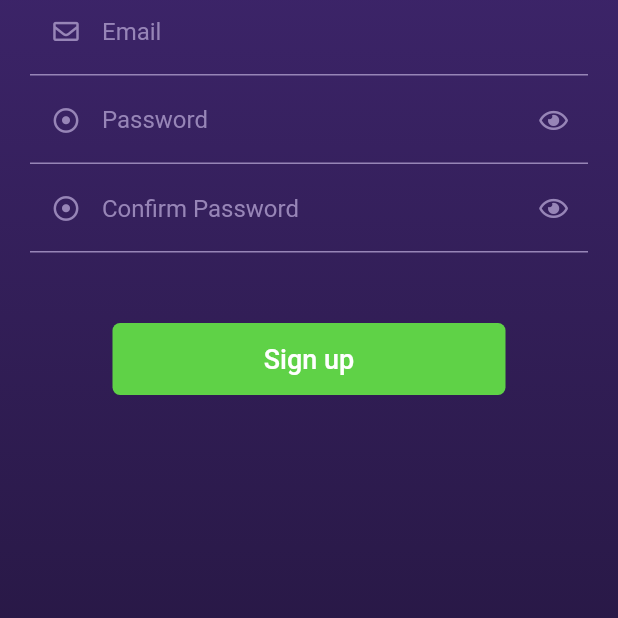
After one commit to lordmen99/stockmanagement-app, a Flutter app: the screen it shows after launch, on a phone screen of 412 x 824 dp, the part 520-1138 px from its top. The commit adds this screen. Run offline on Flutter 3.47's test engine with Material 2 defaults, Android fonts, the phone set to English and light mode, and no system bars; our stand-ins replace flutter_svg, font_awesome_flutter, shared_preferences; Roboto replaces fonts that are missing (Rubik-Light, Rubik-Regular).

Commit message:
added the new folder structor

```diff
--- a/lib/main.dart
+++ b/lib/main.dart
@@ -1,8 +1,8 @@
 import 'package:flutter/material.dart';
 import 'package:flutter/services.dart';
-import 'package:stock_app/pages/register_page.dart';
+import 'package:stock_app/pages/register_page/register_page.dart';
 
-import './pages/splash_screen.dart';
+import 'package:stock_app/pages/splash_page/splash_screen.dart';
 
 void main() {
   runApp(MyApp());
--- a/lib/pages/my_home_page.dart
+++ b/lib/pages/home_page/my_home_page.dart
@@ -1,7 +1,7 @@
 import 'package:flutter/material.dart';
 import 'package:http/http.dart' as http;
 import 'dart:convert';
-import './login_page.dart';
+import 'package:stock_app/pages/login_page/login_page.dart';
 
 class MyHomePage extends StatefulWidget {
 
--- a/lib/pages/login_page.dart
+++ b/lib/pages/login_page/login_page.dart
@@ -1,12 +1,12 @@
 import 'package:flutter/material.dart';
-import '../services/auth_service.dart';
-import './welcome_page.dart';
+import '../../services/auth_service.dart';
+import '../welcome_page/welcome_page.dart';
 import 'package:shared_preferences/shared_preferences.dart';
 
 import 'package:http/http.dart' as http;
 import 'dart:io';
 import 'dart:convert';
-import '../models/json_response.dart';
+import '../../models/json_response.dart';
 import 'package:async/async.dart';
 
 class LoginPage extends StatefulWidget {
--- /dev/null
+++ b/lib/pages/register_page/components/my_cutom_form_component.dart
@@ -0,0 +1,259 @@
+import 'package:flutter/material.dart';
+import 'package:flutter_svg/flutter_svg.dart';
+import 'package:font_awesome_flutter/font_awesome_flutter.dart';
+
+class MyCustomFormPage extends StatelessWidget {
+  @override
+  Widget build(BuildContext context) {
+    return Container(
+      padding: EdgeInsets.all(20),
+      child: ListView(
+        children: <Widget>[
+          Column(
+            children: <Widget>[
+              Container(
+                  margin: EdgeInsets.only(top: 55),
+                  child: SvgPicture.asset(
+                    "assets/logo.svg",
+                    width: 210,
+                    height: 96,
+                  )),
+              Container(
+                margin: EdgeInsets.only(top: 15),
+                child: Text(
+                  "FASTBOX",
+                  style: TextStyle(
+                      fontFamily: "Rubik-Regular",
+                      fontSize: 40,
+                      color: Colors.white),
+                ),
+              ),
+              Container(
+                alignment: Alignment.centerRight,
+                margin: EdgeInsets.only(right: 85),
+                child: Text(
+                  "Lorem ipsum",
+                  style: TextStyle(
+                      fontSize: 18,
+                      color: Color(0xff9785B7),
+                      fontFamily: "Rubik-Light"),
+                ),
+              ),
+            ],
+          ),
+          Container(
+            margin: EdgeInsets.only(top: 25),
+            child: Theme(
+              data: ThemeData(
+                primaryColor: Colors.white,
+//                primaryColorDark: Colors.red,
+              ),
+              child: MyCustomForm(),
+            ),
+          )
+        ],
+      ),
+    );
+  }
+}
+
+class MyCustomForm extends StatefulWidget {
+  @override
+  _MyCustomFormState createState() => _MyCustomFormState();
+}
+
+class _MyCustomFormState extends State<MyCustomForm> {
+  final _formKey = GlobalKey<FormState>();
+  bool _visible = false;
+
+  @override
+  Widget build(BuildContext context) {
+    return Form(
+      key: _formKey,
+      child: Column(
+        children: <Widget>[
+          TextFormField(
+            focusNode: FocusNode(),
+            style: TextStyle(color: Colors.white),
+            validator: (value) {
+              if (value.isEmpty) {
+                return 'Enter some text';
+              }
+              return null;
+            },
+            keyboardType: TextInputType.text,
+            decoration: InputDecoration(
+              focusedBorder: UnderlineInputBorder(
+                borderSide: BorderSide(
+                  color: Colors.white,
+                  width: 1,
+                ),
+              ),
+              border: UnderlineInputBorder(
+                  borderSide: BorderSide(
+                width: 1,
+              )),
+              enabledBorder: UnderlineInputBorder(
+                  borderSide: BorderSide(
+                color: Color(0xff9785B7),
+                width: 1,
+              )),
+              contentPadding: EdgeInsets.all(20),
+              hintText: "Name",
+              hintStyle: TextStyle(color: Color(0xff9785B7)),
+              focusColor: Colors.red,
+              hoverColor: Colors.green,
+              prefixStyle: TextStyle(color: Colors.white),
+              prefixIcon: Icon(
+                FontAwesomeIcons.pen,
+                color: Color(0xff9785B7),
+                size: 17,
+              ),
+            ),
+          ),
+          TextFormField(
+            keyboardType: TextInputType.emailAddress,
+            validator: (value) {
+              if (value.isEmpty) {
+                return 'Enter some text';
+              }
+              return null;
+            },
+            decoration: InputDecoration(
+              focusedBorder: UnderlineInputBorder(
+                borderSide: BorderSide(
+                  color: Colors.white,
+                  width: 1,
+                ),
+              ),
+              border: UnderlineInputBorder(
+                  borderSide: BorderSide(
+                width: 1,
+              )),
+              enabledBorder: UnderlineInputBorder(
+                  borderSide: BorderSide(
+                color: Color(0xff9785B7),
+                width: 1,
+              )),
+              contentPadding: EdgeInsets.all(20),
+              hintText: "Email",
+              hintStyle: TextStyle(color: Color(0xff9785B7)),
+              focusColor: Colors.red,
+              hoverColor: Colors.green,
+              prefixStyle: TextStyle(color: Colors.white),
+              prefixIcon: Icon(
+                FontAwesomeIcons.envelope,
+                color: Color(0xff9785B7),
+                size: 17,
+              ),
+            ),
+            style: TextStyle(color: Colors.white),
+          ),
+          TextFormField(
+            style: TextStyle(color: Colors.white),
+            obscureText: _visible ? false : true,
+            keyboardType: TextInputType.text,
+            validator: (value) {
+              if (value.isEmpty) {
+                return 'Enter some text';
+              }
+              return null;
+            },
+            decoration: InputDecoration(
+              border: UnderlineInputBorder(
+                  borderSide: BorderSide(
+                width: 1,
+              )),
+              enabledBorder: UnderlineInputBorder(
+                  borderSide: BorderSide(
+                color: Color(0xff9785B7),
+                width: 1,
+              )),
+              contentPadding: EdgeInsets.all(20),
+              hintText: "Password",
+              suffixIcon: IconButton(
+                  icon: Icon(
+                    _visible ? FontAwesomeIcons.eyeSlash : FontAwesomeIcons.eye,
+                    color: Color(0xff9785B7),
+                    size: 17,
+                  ),
+                  onPressed: () {
+                    setState(() {
+                      _visible = !_visible;
+                    });
+                  }),
+              hintStyle: TextStyle(color: Color(0xff9785B7)),
+              prefixIcon: Icon(
+                FontAwesomeIcons.dotCircle,
+                color: Color(0xff9785B7),
+                size: 17,
+              ),
+            ),
+          ),
+          TextFormField(
+            style: TextStyle(color: Colors.white),
+            obscureText: _visible ? false : true,
+            keyboardType: TextInputType.text,
+            validator: (value) {
+              if (value.isEmpty) {
+                return 'Enter some text';
+              }
+              return null;
+            },
+            decoration: InputDecoration(
+              border: UnderlineInputBorder(
+                  borderSide: BorderSide(
+                width: 1,
+              )),
+              enabledBorder: UnderlineInputBorder(
+                  borderSide: BorderSide(
+                color: Color(0xff9785B7),
+                width: 1,
+              )),
+              contentPadding: EdgeInsets.all(20),
+              hintText: "Confirm Password",
+              suffixIcon: IconButton(
+                  icon: Icon(
+                    _visible ? FontAwesomeIcons.eyeSlash : FontAwesomeIcons.eye,
+                    color: Color(0xff9785B7),
+                    size: 17,
+                  ),
+                  onPressed: () {
+                    setState(() {
+                      _visible = !_visible;
+                    });
+                  }),
+              hintStyle: TextStyle(color: Color(0xff9785B7)),
+              prefixIcon: Icon(
+                FontAwesomeIcons.dotCircle,
+                color: Color(0xff9785B7),
+                size: 17,
+              ),
+            ),
+          ),
+          Container(
+            margin: EdgeInsets.only(top: 47),
+            child: SizedBox(
+              width: 262,
+              height: 48,
+              child: RaisedButton(
+                elevation: 0,
+                shape: new RoundedRectangleBorder(
+                    borderRadius: new BorderRadius.circular(5.0)),
+                color: Color(0xff5FD247),
+                onPressed: () {},
+                child: Text(
+                  "Sign up",
+                  style: TextStyle(
+                      color: Colors.white,
+                      fontFamily: "Rubik-Regular",
+                      fontSize: 18),
+                ),
+              ),
+            ),
+          ),
+        ],
+      ),
+    );
+  }
+}
--- a/lib/pages/register_page.dart
+++ b/lib/pages/register_page/register_page.dart
@@ -1,7 +1,6 @@
 import 'package:flutter/material.dart';
-import 'package:flutter_statusbarcolor/flutter_statusbarcolor.dart';
 
-import 'components/my_cutom_form.dart';
+import 'components/my_cutom_form_component.dart';
 
 class RegisterPage extends StatelessWidget {
   @override
@@ -28,7 +27,7 @@ class RegisterPage extends StatelessWidget {
               ],
             ),
           ),
-          child: MyCustomForm()),
+          child: MyCustomFormPage()),
     );
   }
 }
--- a/lib/pages/splash_screen.dart
+++ b/lib/pages/splash_page/splash_screen.dart
@@ -2,11 +2,11 @@ import 'dart:async';
 
 import 'package:flutter/material.dart';
 import 'package:shared_preferences/shared_preferences.dart';
-import 'package:stock_app/pages/welcome_page.dart';
+import 'package:stock_app/pages/welcome_page/welcome_page.dart';
 
-import 'package:stock_app/pages/login_page.dart';
+import 'package:stock_app/pages/login_page/login_page.dart';
 
-import 'my_home_page.dart';
+import 'package:stock_app/pages/home_page/my_home_page.dart';
 
 class SplashScreen extends StatefulWidget {
   @override
--- a/lib/pages/welcome_page.dart
+++ b/lib/pages/welcome_page/welcome_page.dart
@@ -1,9 +1,9 @@
 import 'package:flutter/material.dart';
 import 'package:shared_preferences/shared_preferences.dart';
 
-import 'package:stock_app/pages/login_page.dart';
+import 'package:stock_app/pages/login_page/login_page.dart';
 
-import './my_home_page.dart';
+import 'package:stock_app/pages/home_page/my_home_page.dart';
 
 class WelcomePage extends StatefulWidget {
 
--- a/lib/utils/colors.dart
+++ b/lib/utils/colors.dart
@@ -1,2 +1,2 @@
 import 'package:flutter/material.dart';
-final Color  colors =
+//final Color  colors =
```
Also changed, not shown: lib/pages/components/my_cutom_form.dart (deleted, +0 -208 lines), lib/theme/style.dart (+51 -51 lines).
